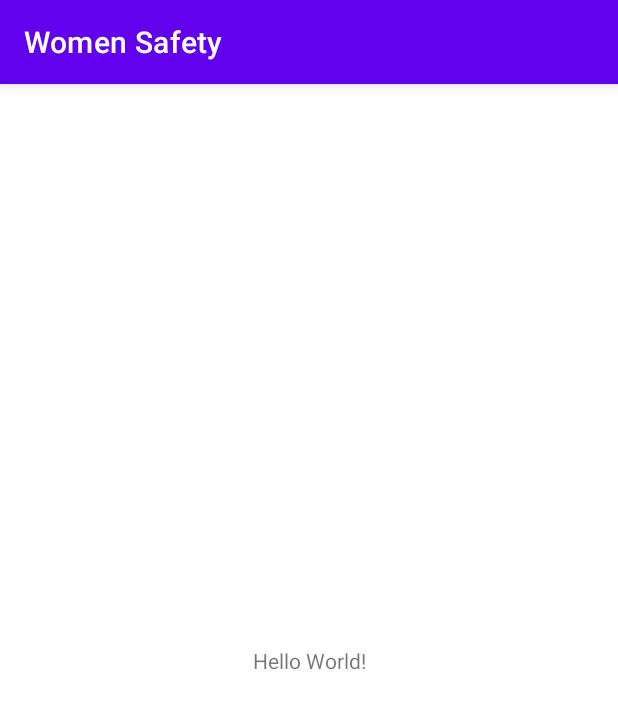
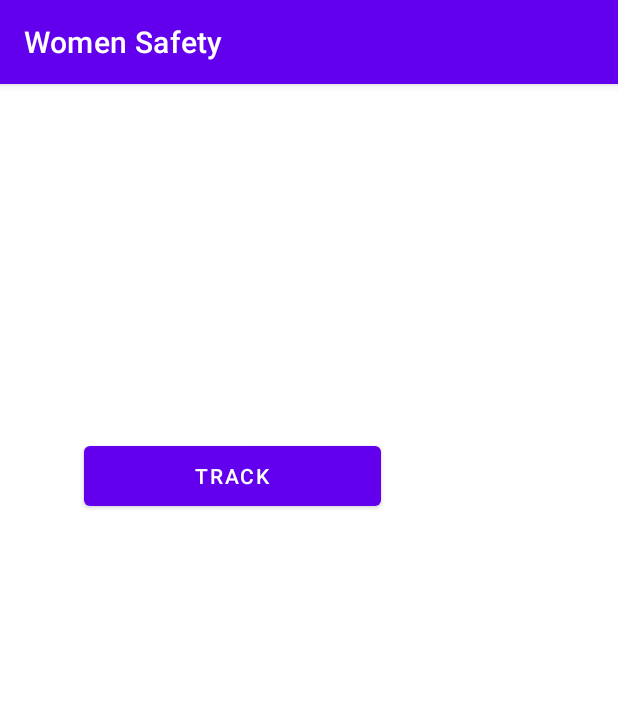
Before and after one commit to Maira509/women_safety, an Android app: the screen it shows after launch (MainActivity), on a phone screen of 412 x 824 dp. Shown: the top 709 px of the screen. Run offline under Robolectric (Android 15) with nearby library versions, the phone set to English and light mode, and no system bars.

```diff
--- a/app/build.gradle
+++ b/app/build.gradle
@@ -25,6 +25,9 @@ android {
         sourceCompatibility JavaVersion.VERSION_1_8
         targetCompatibility JavaVersion.VERSION_1_8
     }
+    buildFeatures {
+        viewBinding true
+    }
 }
 
 dependencies {
@@ -32,6 +35,7 @@ dependencies {
     implementation 'androidx.appcompat:appcompat:1.3.1'
     implementation 'com.google.android.material:material:1.4.0'
     implementation 'androidx.constraintlayout:constraintlayout:2.1.1'
+    implementation 'com.google.android.gms:play-services-maps:17.0.0'
     testImplementation 'junit:junit:4.+'
     androidTestImplementation 'androidx.test.ext:junit:1.1.3'
     androidTestImplementation 'androidx.test.espresso:espresso-core:3.4.0'
--- a/app/src/main/java/com/example/womensafety/MainActivity.java
+++ b/app/src/main/java/com/example/womensafety/MainActivity.java
@@ -2,7 +2,11 @@ package com.example.womensafety;
 
 import androidx.appcompat.app.AppCompatActivity;
 
+import android.content.Intent;
 import android.os.Bundle;
+import android.view.View;
+import android.widget.Button;
+import android.widget.TextView;
 
 public class MainActivity extends AppCompatActivity {
 
@@ -10,5 +14,18 @@ public class MainActivity extends AppCompatActivity {
     protected void onCreate(Bundle savedInstanceState) {
         super.onCreate(savedInstanceState);
         setContentView(R.layout.activity_main);
+        Button button1;
+      button1 = (Button) findViewById(R.id.button);
+
+        button1.setOnClickListener(new View.OnClickListener() {
+            @Override
+            public void onClick(View v) {
+                openActivity3();
+            }
+        });
+    }
+    public void openActivity3() {
+        Intent intent = new Intent(this, MapsActivity.class);
+        startActivity(intent);
     }
 }
--- a/app/src/main/res/layout/activity_main.xml
+++ b/app/src/main/res/layout/activity_main.xml
@@ -6,13 +6,17 @@
     android:layout_height="match_parent"
     tools:context=".MainActivity">
 
-    <TextView
-        android:layout_width="wrap_content"
-        android:layout_height="wrap_content"
-        android:text="Hello World!"
+    <Button
+        android:id="@+id/button"
+        android:layout_width="198dp"
+        android:layout_height="52dp"
+        android:layout_marginStart="56dp"
+        android:text="Track"
         app:layout_constraintBottom_toBottomOf="parent"
         app:layout_constraintLeft_toLeftOf="parent"
         app:layout_constraintRight_toRightOf="parent"
-        app:layout_constraintTop_toTopOf="parent" />
+        app:layout_constraintStart_toStartOf="parent"
+        app:layout_constraintTop_toTopOf="parent"
+        app:layout_constraintVertical_bias="0.329" />
 
 </androidx.constraintlayout.widget.ConstraintLayout>
--- a/app/src/main/res/values/strings.xml
+++ b/app/src/main/res/values/strings.xml
@@ -1,3 +1,4 @@
 <resources>
     <string name="app_name">Women Safety</string>
+    <string name="title_activity_maps">MapsActivity</string>
 </resources>
```
Also changed, not shown: app/src/debug/res/values/google_maps_api.xml (added, +24 -0 lines), app/src/main/AndroidManifest.xml (+36 -0 lines), app/src/main/java/com/example/womensafety/MapsActivity.java (added, +51 -0 lines), app/src/main/res/layout/activity_maps.xml (added, +9 -0 lines), 1 other file.
